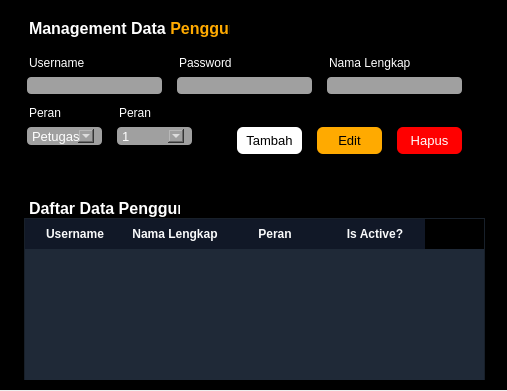
Above: ui/pages/page_management_user.ui from efraimurelpalodang/tugas-akhir-visual-3 before the change. Below: the same form after it.
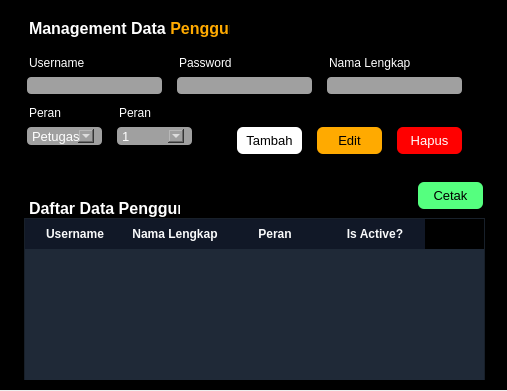
That is the form after the change.

Commit message: membuat report untuk aktivitas users yang ada didashboard

Diff of the .ui file:
```diff
--- a/ui/pages/page_management_user.ui
+++ b/ui/pages/page_management_user.ui
@@ -526,6 +526,30 @@
     </item>
    </layout>
   </widget>
+  <widget class="QPushButton" name="btn_report_users">
+   <property name="geometry">
+    <rect>
+     <x>410</x>
+     <y>180</y>
+     <width>81</width>
+     <height>31</height>
+    </rect>
+   </property>
+   <property name="styleSheet">
+    <string notr="true">QPushButton {
+	background-color: rgb(85, 255, 127);
+    border: none;
+    text-align: center;
+    font-size: 10pt;
+    border-radius: 6px;  /* Radius sedang, tidak terlalu bulat */
+    margin: 2px 8px;
+    color: rgb(0,0,0);
+}</string>
+   </property>
+   <property name="text">
+    <string>Cetak</string>
+   </property>
+  </widget>
  </widget>
  <resources/>
  <connections/>
```
The commit also changes 11 other files.
